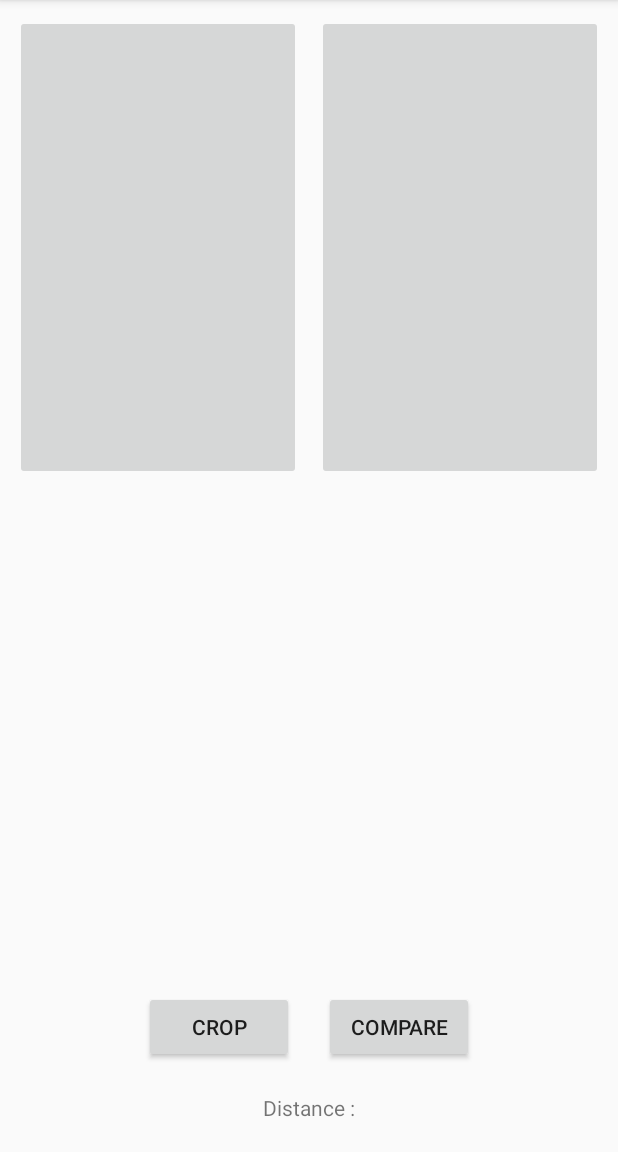
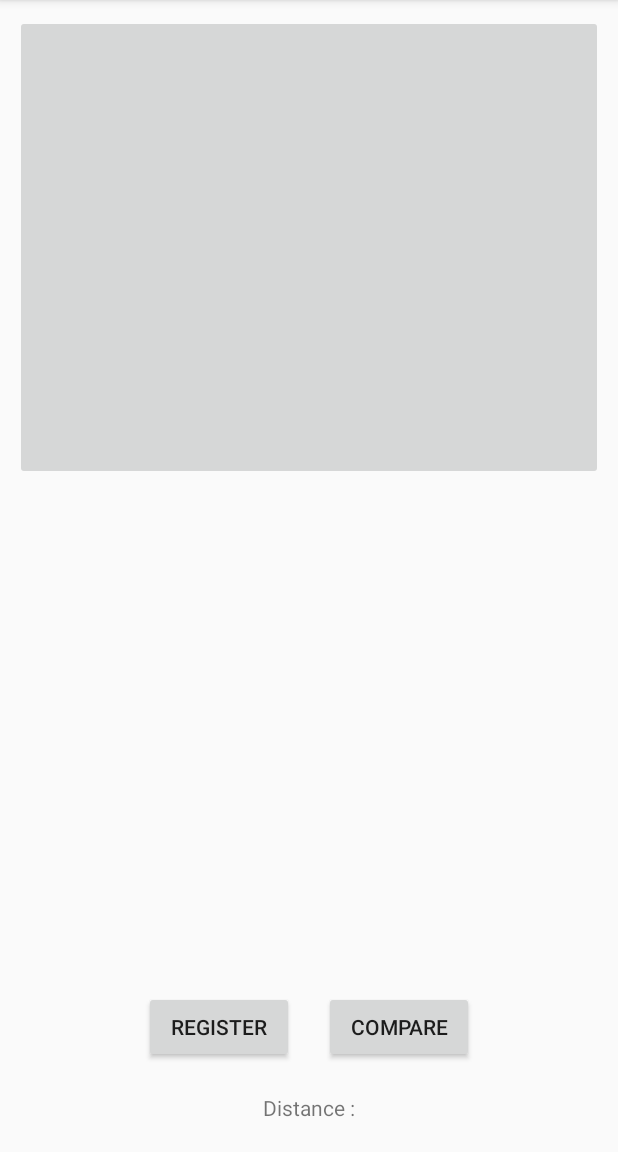
Before and after one commit to williamlimas/Face-Recognition-Android, an Android app: the screen it shows after launch (MainActivity), after a tap on "COMPARE", on a phone screen of 412 x 824 dp, the part 84-1236 px from its top. Run offline under Robolectric (Android 15) with nearby library versions, the phone set to English and light mode, and no system bars; libraries missing offline, so code that uses them is left out: org.tensorflow.lite; 8 statements that could not run were skipped.

Commit message:
Added MTCNN for face detection and MobileFacenet for face verification

```diff
--- a/app/src/main/java/com/example/facerecognitiontflite/CameraActivity.java
+++ b/app/src/main/java/com/example/facerecognitiontflite/CameraActivity.java
@@ -47,11 +47,7 @@ public class CameraActivity extends AppCompatActivity {
             {
                 Bitmap bitmap = convertBitmap(mData, mCamera);
                 MainActivity.currentBtn.setImageBitmap(bitmap);
-                if (MainActivity.currentBtn.getId() == R.id.image_button1){
-                    MainActivity.bitmap1 = bitmap;
-                } else {
-                    MainActivity.bitmap2 = bitmap;
-                }
+                MainActivity.bitmap = bitmap;
                 finish();
             }
         });
--- a/app/src/main/java/com/example/facerecognitiontflite/MainActivity.java
+++ b/app/src/main/java/com/example/facerecognitiontflite/MainActivity.java
@@ -2,11 +2,11 @@ package com.example.facerecognitiontflite;
 
 import android.annotation.SuppressLint;
 import android.content.Intent;
+import android.content.SharedPreferences;
 import android.graphics.Bitmap;
 import android.graphics.Point;
 import android.graphics.Rect;
 import android.os.Bundle;
-import android.util.Log;
 import android.view.View;
 import android.widget.Button;
 import android.widget.ImageButton;
@@ -14,12 +14,14 @@ import android.widget.ImageView;
 import android.widget.TextView;
 import android.widget.Toast;
 
+import androidx.annotation.Nullable;
 import androidx.appcompat.app.AppCompatActivity;
 
 import com.example.facerecognitiontflite.mobilefacenet.MobileFaceNet;
 import com.example.facerecognitiontflite.mtcnn.Align;
 import com.example.facerecognitiontflite.mtcnn.Box;
 import com.example.facerecognitiontflite.mtcnn.MTCNN;
+import com.google.gson.Gson;
 
 import java.io.IOException;
 import java.util.Vector;
@@ -28,139 +30,114 @@ public class MainActivity extends AppCompatActivity {
     private MTCNN mtcnn;
     private MobileFaceNet mobileFaceNet;
 
-    public static Bitmap bitmap1;
-    public static Bitmap bitmap2;
-    private Bitmap bitmapCrop1;
-    private Bitmap bitmapCrop2;
+    public static Bitmap bitmap;
 
-    private ImageButton imageButton1;
-    private ImageButton imageButton2;
-    private ImageView imageView1;
-    private ImageView imageView2;
+    private ImageButton imageButton;
+    private ImageView imageView;
+    private Button btnCompare;
+    private Button btnRegister;
     private TextView resultTextView;
 
+    private SharedPreferences mPref;
+    private Person person;
+
     @Override
-    protected void onCreate(Bundle savedInstanceState) {
+    protected void onCreate(@Nullable Bundle savedInstanceState) {
         super.onCreate(savedInstanceState);
-        setContentView(R.layout.activity_main);
+        setContentView(R.layout.activity_main2);
+        mPref = getPreferences(MODE_PRIVATE);
 
+        loadJSON();
         initContent();
         initTFLiteModel();
         initCamera();
 
-        Button btnCrop = findViewById(R.id.btn_crop);
-        Button btnCompare = findViewById(R.id.btn_compare);
+        btnCompare.setOnClickListener(v -> compareFace());
 
-        btnCrop.setOnClickListener(new View.OnClickListener() {
-            @Override
-            public void onClick(View v) {
-                cropFace();
-            }
-        });
-
-        btnCompare.setOnClickListener(new View.OnClickListener() {
-            @Override
-            public void onClick(View v) {
-                compareFace();
-            }
-        });
+        btnRegister.setOnClickListener(v -> saveEmbedding());
     }
 
-    private void cropFace(){
-        if (bitmap1 == null || bitmap2 == null){
-            Toast.makeText(this, "There's empty image", Toast.LENGTH_SHORT).show();
-            return;
-        }
-        Bitmap bitmapTemp1 = bitmap1.copy(bitmap1.getConfig(), false);
-        Bitmap bitmapTemp2 = bitmap2.copy(bitmap2.getConfig(), false);
+    private void compareFace(){
+        float[] distances = new float[person.getIdx_read()];
+        float[][] embeddings = new float[2][MobileFaceNet.EMBEDDING_SIZE];
 
-        Point[] landmark1 = getFaceLandmarkMTCNN(bitmapTemp1);
-        Point[] landmark2 = getFaceLandmarkMTCNN(bitmapTemp2);
-
-        if (landmark1 == null){
-            Toast.makeText(this, "No faces detected in image 1", Toast.LENGTH_SHORT).show();
-            return;
-        }
-        if (landmark2 == null){
-            Toast.makeText(this, "No faces detected in image 2", Toast.LENGTH_SHORT).show();
+        if (person.getIdx_read() == 0){
+            Toast.makeText(this, "Base data not found", Toast.LENGTH_SHORT).show();
             return;
         }
 
-        bitmapTemp1 = Align.face_align(bitmapTemp1, landmark1);
-        bitmapTemp2 = Align.face_align(bitmapTemp2, landmark2);
-
-        Vector<Box> boxes1 = faceDetectMTCNN(bitmapTemp1);
-        Vector<Box> boxes2 = faceDetectMTCNN(bitmapTemp2);
-
-        Box box1 = boxes1.get(0);
-        Box box2 = boxes2.get(0);
-
-        box1.toSquareShape();
-        box2.toSquareShape();
-
-        box1.limitSquare(bitmapTemp1.getWidth(), bitmapTemp1.getHeight());
-        box2.limitSquare(bitmapTemp2.getWidth(), bitmapTemp2.getHeight());
-
-        Rect rect1 = box1.transform2Rect();
-        Rect rect2 = box2.transform2Rect();
-
-        bitmapCrop1 = MyUtil.crop(bitmapTemp1, rect1);
-        bitmapCrop2 = MyUtil.crop(bitmapTemp2, rect2);
-
-        imageView1.setImageBitmap(bitmapCrop1);
-        imageView2.setImageBitmap(bitmapCrop2);
-    }
-
-    private void compareFace(){
-        if (bitmapCrop1 == null || bitmapCrop2 == null){
-            Toast.makeText(this, "There's empty image", Toast.LENGTH_SHORT).show();
+        Bitmap bitmapCrop = cropFace();
+        if (bitmapCrop == null){
+            Toast.makeText(this, "No face detected", Toast.LENGTH_SHORT).show();
             return;
         }
-        float similarity = mobileFaceNet.compare(bitmapCrop1, bitmapCrop2);
-        if (similarity < MobileFaceNet.THRESHOLD){
+
+        embeddings[0] = mobileFaceNet.generateEmbedding(bitmapCrop);
+        for (int i = 0; i<person.getIdx_read(); i++){
+            embeddings[1] = person.getEmbedding(i);
+            distances[i] = mobileFaceNet.cosineDistance(embeddings);
+        }
+
+        float min_distance = distances[findMinimumDistance(distances)];
+
+        if (min_distance < MobileFaceNet.THRESHOLD){
             resultTextView.setTextColor(getResources().getColor(android.R.color.holo_green_light));
         } else {
             resultTextView.setTextColor(getResources().getColor(android.R.color.holo_red_light));
         }
         String text = "Cosine Distance : ";
-        text = text + similarity;
+        text = text + min_distance;
         resultTextView.setText(text);
     }
 
-    private Point[] getFaceLandmarkMTCNN(Bitmap bitmap){
-        Vector<Box> boxes = faceDetectMTCNN(bitmap);
-        if (boxes.size() > 0){
-            return boxes.get(0).landmark;
-        } else {
+    private int findMinimumDistance(float[] data){
+        int idx_min = 0;
+        for (int i=1; i<data.length; i++) {
+            if (data[i] < data[idx_min]) {
+                idx_min = i;
+            }
+        }
+        return idx_min;
+    }
+
+    private Bitmap cropFace(){
+        if (bitmap == null){
+            Toast.makeText(this, "Please take a picture", Toast.LENGTH_SHORT).show();
             return null;
         }
-    }
 
-    private Vector<Box> faceDetectMTCNN(Bitmap bitmap){
-        long timeStart = System.currentTimeMillis();
-        Vector<Box> boxes = mtcnn.detectFaces(bitmap, bitmap.getWidth() / 5);
-        long timeEnd = System.currentTimeMillis();
-        Log.d("FACE DETECT", "Elapsed time :" + (timeEnd - timeStart));
-        return boxes;
+        // Face Alignment
+        Bitmap bitmapTemp = bitmap.copy(bitmap.getConfig(), false);
+        Vector<Box> boxes = mtcnn.detectFaces(bitmapTemp, bitmapTemp.getWidth() / 5);
+        if (boxes.size() == 0){
+            Toast.makeText(this, "No face detected", Toast.LENGTH_SHORT).show();
+            return null;
+        }
+        Point[] landmark = boxes.get(MyUtil.findLargestFace(boxes)).landmark;
+        bitmapTemp = Align.face_align(bitmapTemp, landmark);
+
+        // Face Detection
+        boxes = mtcnn.detectFaces(bitmapTemp, bitmapTemp.getWidth() / 5);
+        if (boxes.size() == 0){
+            Toast.makeText(this, "No face detected", Toast.LENGTH_SHORT).show();
+            return null;
+        }
+        Box box = boxes.get(MyUtil.findLargestFace(boxes));
+        box.toSquareShape();
+        box.limitSquare(bitmapTemp.getWidth(), bitmapTemp.getHeight());
+
+        Rect rect = box.transform2Rect();
+        Bitmap bitmapCrop = MyUtil.crop(bitmapTemp, rect);
+        imageView.setImageBitmap(bitmapCrop);
+        return bitmapCrop;
     }
 
     private void initContent(){
-        imageButton1 = findViewById(R.id.image_button1);
-        imageButton2 = findViewById(R.id.image_button2);
-        imageView1 = findViewById(R.id.image_view_crop1);
-        imageView2 = findViewById(R.id.image_view_crop2);
-        resultTextView = findViewById(R.id.result_text_view);
-    }
-
-    @SuppressLint("StaticFieldLeak")
-    public static ImageButton currentBtn;
-    private void initCamera() {
-        View.OnClickListener listener = v -> {
-            currentBtn = (ImageButton) v;
-            startActivity(new Intent(MainActivity.this, CameraActivity.class));
-        };
-        imageButton1.setOnClickListener(listener);
-        imageButton2.setOnClickListener(listener);
+        imageButton = findViewById(R.id.image_button);
+        imageView = findViewById(R.id.image_view_crop);
+        btnCompare = findViewById(R.id.btn_compare_);
+        btnRegister = findViewById(R.id.btn_register_);
+        resultTextView = findViewById(R.id.result_text_view_);
     }
 
     private void initTFLiteModel(){
@@ -171,4 +148,41 @@ public class MainActivity extends AppCompatActivity {
             e.printStackTrace();
         }
     }
+
+    @SuppressLint("StaticFieldLeak")
+    public static ImageButton currentBtn;
+    private void initCamera() {
+        View.OnClickListener listener = v -> {
+            currentBtn = (ImageButton) v;
+            startActivity(new Intent(MainActivity.this, CameraActivity.class));
+        };
+        imageButton.setOnClickListener(listener);
+    }
+
+    private void saveEmbedding(){
+        Bitmap bitmapCrop = cropFace();
+        if (bitmapCrop == null){
+            Toast.makeText(this, "No face detected", Toast.LENGTH_SHORT).show();
+            return;
+        }
+        float[] embedding = mobileFaceNet.generateEmbedding(bitmapCrop);
+        person.addEmbedding(embedding);
+        saveJSON();
+    }
+
+    private void loadJSON(){
+        Gson gson = new Gson();
+        String json = mPref.getString("Person", "");
+        person = gson.fromJson(json, Person.class);
+        if (person == null)
+            person = new Person();
+    }
+
+    private void saveJSON(){
+        SharedPreferences.Editor prefsEditor = mPref.edit();
+        Gson gson = new Gson();
+        String json = gson.toJson(person);
+        prefsEditor.putString("Person", json);
+        prefsEditor.apply();
+    }
 }
--- /dev/null
+++ b/app/src/main/java/com/example/facerecognitiontflite/Person.java
@@ -0,0 +1,29 @@
+package com.example.facerecognitiontflite;
+
+import com.example.facerecognitiontflite.mobilefacenet.MobileFaceNet;
+
+public class Person {
+    private float[][] embeddings;
+    private int idx_write;
+    private int idx_read;
+    private static final int MAX_IDX = 10;
+
+    public float[] getEmbedding(int idx) { return embeddings[idx]; }
+
+    public int getIdx_read() {
+        return idx_read;
+    }
+
+    public Person(){
+        this.embeddings = new float[MAX_IDX][MobileFaceNet.EMBEDDING_SIZE];
+        this.idx_write = 0;
+        this.idx_read = 0;
+    }
+
+    protected void addEmbedding(float[] embedding){
+        this.embeddings[this.idx_write] = embedding;
+        this.idx_write = this.idx_write+1;
+        if (this.idx_write > MAX_IDX-1) this.idx_write = 0;
+        this.idx_read = Math.min(this.idx_read+1, MAX_IDX-1);
+    }
+}
--- a/app/src/main/java/com/example/facerecognitiontflite/mtcnn/Align.java
+++ b/app/src/main/java/com/example/facerecognitiontflite/mtcnn/Align.java
@@ -6,7 +6,6 @@ import android.graphics.Point;
 
 /**
  * Face Alignment using face landamarks
- * malikanhar.maulana@wingscorp.com
  */
 public class Align {
 
--- a/app/src/main/java/com/example/facerecognitiontflite/mtcnn/Box.java
+++ b/app/src/main/java/com/example/facerecognitiontflite/mtcnn/Box.java
@@ -7,7 +7,6 @@ import static java.lang.Math.max;
 
 /**
  * Bounding Box
- * malikanhar.maulana@wingscorp.com
  */
 public class Box {
     public int[] box;           // left:box[0], top:box[1], right:box[2], bottom:box[3]
@@ -104,9 +103,6 @@ public class Box {
     public boolean transbound(int w, int h) {
         if (box[0] < 0 || box[1] < 0) {
             return true;
-        } else if (box[2] >= w || box[3] >= h) {
-            return true;
-        }
-        return false;
+        } else return box[2] >= w || box[3] >= h;
     }
 }
--- a/app/src/main/java/com/example/facerecognitiontflite/mtcnn/MTCNN.java
+++ b/app/src/main/java/com/example/facerecognitiontflite/mtcnn/MTCNN.java
@@ -15,7 +15,6 @@ import java.util.Vector;
 
 /**
  * MTCNN : Face Detection
- * malikanhar.maulana@wingscorp.com
  */
 public class MTCNN {
     private float factor = 0.709f;
--- /dev/null
+++ b/app/src/main/res/layout/activity_main2.xml
@@ -0,0 +1,55 @@
+<?xml version="1.0" encoding="utf-8"?>
+<LinearLayout xmlns:android="http://schemas.android.com/apk/res/android"
+    xmlns:tools="http://schemas.android.com/tools"
+    android:layout_width="match_parent"
+    android:layout_height="match_parent"
+    android:orientation="vertical"
+    tools:context=".MainActivity">
+
+        <ImageButton
+            android:id="@+id/image_button"
+            android:layout_width="match_parent"
+            android:layout_height="0dp"
+            android:layout_weight="1"
+            android:layout_margin="10dp"
+            android:scaleType="fitCenter"/>
+
+        <ImageView
+            android:id="@+id/image_view_crop"
+            android:layout_width="match_parent"
+            android:layout_height="0dp"
+            android:layout_weight="1"
+            android:layout_margin="10dp"/>
+
+    <LinearLayout
+        android:layout_width="wrap_content"
+        android:layout_height="wrap_content"
+        android:orientation="horizontal"
+        android:layout_gravity="center_horizontal">
+
+        <Button
+            android:id="@+id/btn_register_"
+            android:layout_width="100dp"
+            android:layout_height="48dp"
+            android:layout_margin="10dp"
+            android:layout_gravity="center_horizontal"
+            android:text="Register"/>
+
+        <Button
+            android:id="@+id/btn_compare_"
+            android:layout_width="100dp"
+            android:layout_height="48dp"
+            android:layout_margin="10dp"
+            android:layout_gravity="center_horizontal"
+            android:text="Compare"/>
+    </LinearLayout>
+
+    <TextView
+        android:id="@+id/result_text_view_"
+        android:layout_width="wrap_content"
+        android:layout_height="wrap_content"
+        android:text="Distance :"
+        android:layout_marginBottom="20dp"
+        android:layout_gravity="center_horizontal"/>
+
+</LinearLayout>
--- /dev/null
+++ b/app/src/main/res/layout/activity_register.xml
@@ -0,0 +1,6 @@
+<?xml version="1.0" encoding="utf-8"?>
+<androidx.constraintlayout.widget.ConstraintLayout
+    xmlns:android="http://schemas.android.com/apk/res/android" android:layout_width="match_parent"
+    android:layout_height="match_parent">
+
+</androidx.constraintlayout.widget.ConstraintLayout>
```
Also changed, not shown: app/build.gradle (+8 -1 lines), app/src/main/java/com/example/facerecognitiontflite/MyUtil.java (+16 -0 lines), app/src/main/java/com/example/facerecognitiontflite/mobilefacenet/MobileFaceNet.java (+32 -10 lines), app/src/main/java/com/example/facerecognitiontflite/mtcnn/Utils.java (+56 -56 lines), 1 other file.
